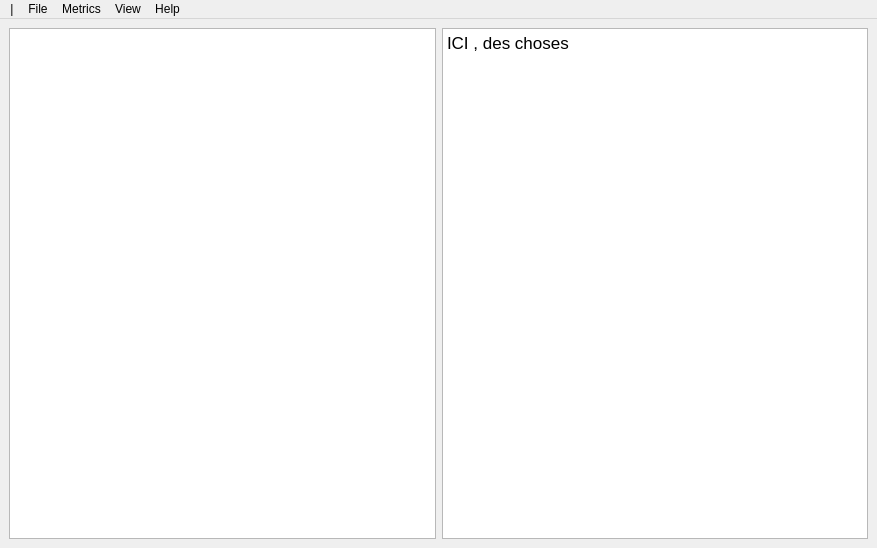
Old version of the form app/mainwindow.ui in the repository ntnmrndn/termproject.
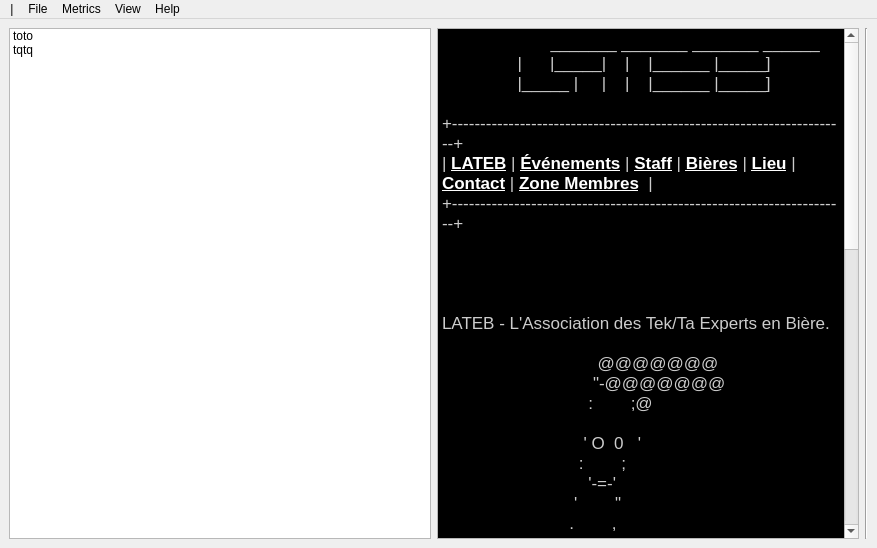
New version of the form. Icons and pictures are not drawn.

Commit message:
Ajout du systeme de liste correcte plus ajout d'un code de remplissage d'exemple
Manque a integrer ca avec la partie de nanbei, et gerer les retours.

What changed in the file:
```diff
--- a/app/mainwindow.ui
+++ b/app/mainwindow.ui
@@ -24,16 +24,81 @@
     <item>
      <layout class="QHBoxLayout" name="horizontalLayout_2">
       <item>
-       <widget class="QListView" name="liste"/>
+       <widget class="QListWidget" name="listWidget">
+        <item>
+         <property name="text">
+          <string>toto</string>
+         </property>
+        </item>
+        <item>
+         <property name="text">
+          <string>tqtq</string>
+         </property>
+        </item>
+       </widget>
       </item>
       <item>
        <widget class="QTextBrowser" name="textBrowser">
         <property name="html">
          <string>&lt;!DOCTYPE HTML PUBLIC &quot;-//W3C//DTD HTML 4.0//EN&quot; &quot;http://www.w3.org/TR/REC-html40/strict.dtd&quot;&gt;
-&lt;html&gt;&lt;head&gt;&lt;meta name=&quot;qrichtext&quot; content=&quot;1&quot; /&gt;&lt;style type=&quot;text/css&quot;&gt;
+&lt;html&gt;&lt;head&gt;&lt;meta name=&quot;qrichtext&quot; content=&quot;1&quot; /&gt;&lt;title&gt;LATEB&lt;/title&gt;&lt;style type=&quot;text/css&quot;&gt;
 p, li { white-space: pre-wrap; }
-&lt;/style&gt;&lt;/head&gt;&lt;body style=&quot; font-family:'Lucida Grande'; font-size:13pt; font-weight:400; font-style:normal;&quot;&gt;
-&lt;p style=&quot; margin-top:0px; margin-bottom:0px; margin-left:0px; margin-right:0px; -qt-block-indent:0; text-indent:0px;&quot;&gt;ICI , des choses&lt;/p&gt;&lt;/body&gt;&lt;/html&gt;</string>
+&lt;/style&gt;&lt;/head&gt;&lt;body style=&quot; font-family:'Lucida Grande'; font-size:13pt; font-weight:400; font-style:normal;&quot; bgcolor=&quot;#000000&quot;&gt;
+&lt;p style=&quot; margin-top:12px; margin-bottom:0px; margin-left:0px; margin-right:0px; -qt-block-indent:0; text-indent:0px;&quot;&gt;&lt;span style=&quot; font-family:'Courier New,courier'; color:#cccccc;&quot;&gt;                       _______ _______ _______ ______&lt;/span&gt;&lt;/p&gt;
+&lt;p style=&quot; margin-top:0px; margin-bottom:0px; margin-left:0px; margin-right:0px; -qt-block-indent:0; text-indent:0px;&quot;&gt;&lt;span style=&quot; font-family:'Courier New,courier'; color:#cccccc;&quot;&gt;                |      |_____|    |    |______ |_____]&lt;/span&gt;&lt;/p&gt;
+&lt;p style=&quot; margin-top:0px; margin-bottom:0px; margin-left:0px; margin-right:0px; -qt-block-indent:0; text-indent:0px;&quot;&gt;&lt;span style=&quot; font-family:'Courier New,courier'; color:#cccccc;&quot;&gt;                |_____ |     |    |    |______ |_____]&lt;/span&gt;&lt;/p&gt;
+&lt;p style=&quot; margin-top:0px; margin-bottom:0px; margin-left:0px; margin-right:0px; -qt-block-indent:0; text-indent:0px;&quot;&gt;&lt;span style=&quot; font-family:'Courier New,courier'; color:#cccccc;&quot;&gt;               &lt;/span&gt;&lt;/p&gt;
+&lt;p style=&quot; margin-top:0px; margin-bottom:0px; margin-left:0px; margin-right:0px; -qt-block-indent:0; text-indent:0px;&quot;&gt;&lt;span style=&quot; font-family:'Courier New,courier'; color:#cccccc;&quot;&gt;+----------------------------------------------------------------------+&lt;/span&gt;&lt;/p&gt;
+&lt;p style=&quot; margin-top:0px; margin-bottom:0px; margin-left:0px; margin-right:0px; -qt-block-indent:0; text-indent:0px;&quot;&gt;&lt;span style=&quot; font-family:'Courier New,courier'; color:#cccccc;&quot;&gt;| &lt;/span&gt;&lt;a href=&quot;?lateb&quot;&gt;&lt;span style=&quot; font-family:'Courier New,courier'; font-weight:600; text-decoration: underline; color:#ffffff; background-color:#000000;&quot;&gt;LATEB&lt;/span&gt;&lt;/a&gt;&lt;span style=&quot; font-family:'Courier New,courier'; color:#cccccc;&quot;&gt; | &lt;/span&gt;&lt;a href=&quot;bite/?events&quot;&gt;&lt;span style=&quot; font-family:'Courier New,courier'; font-weight:600; text-decoration: underline; color:#ffffff; background-color:#000000;&quot;&gt;Événements&lt;/span&gt;&lt;/a&gt;&lt;span style=&quot; font-family:'Courier New,courier'; color:#cccccc;&quot;&gt; | &lt;/span&gt;&lt;a href=&quot;?staff&quot;&gt;&lt;span style=&quot; font-family:'Courier New,courier'; font-weight:600; text-decoration: underline; color:#ffffff; background-color:#000000;&quot;&gt;Staff&lt;/span&gt;&lt;/a&gt;&lt;span style=&quot; font-family:'Courier New,courier'; color:#cccccc;&quot;&gt; | &lt;/span&gt;&lt;a href=&quot;bite/?beers&quot;&gt;&lt;span style=&quot; font-family:'Courier New,courier'; font-weight:600; text-decoration: underline; color:#ffffff; background-color:#000000;&quot;&gt;Bières&lt;/span&gt;&lt;/a&gt;&lt;span style=&quot; font-family:'Courier New,courier'; color:#cccccc;&quot;&gt; | &lt;/span&gt;&lt;a href=&quot;?acces&quot;&gt;&lt;span style=&quot; font-family:'Courier New,courier'; font-weight:600; text-decoration: underline; color:#ffffff; background-color:#000000;&quot;&gt;Lieu&lt;/span&gt;&lt;/a&gt;&lt;span style=&quot; font-family:'Courier New,courier'; color:#cccccc;&quot;&gt; | &lt;/span&gt;&lt;a href=&quot;?contact&quot;&gt;&lt;span style=&quot; font-family:'Courier New,courier'; font-weight:600; text-decoration: underline; color:#ffffff; background-color:#000000;&quot;&gt;Contact&lt;/span&gt;&lt;/a&gt;&lt;span style=&quot; font-family:'Courier New,courier'; color:#cccccc;&quot;&gt; | &lt;/span&gt;&lt;a href=&quot;bite&quot;&gt;&lt;span style=&quot; font-family:'Courier New,courier'; font-weight:600; text-decoration: underline; color:#ffffff; background-color:#000000;&quot;&gt;Zone Membres&lt;/span&gt;&lt;/a&gt;&lt;span style=&quot; font-family:'Courier New,courier'; color:#cccccc;&quot;&gt;  |&lt;/span&gt;&lt;/p&gt;
+&lt;p style=&quot; margin-top:0px; margin-bottom:0px; margin-left:0px; margin-right:0px; -qt-block-indent:0; text-indent:0px;&quot;&gt;&lt;span style=&quot; font-family:'Courier New,courier'; color:#cccccc;&quot;&gt;+----------------------------------------------------------------------+&lt;/span&gt;&lt;/p&gt;
+&lt;p style=&quot;-qt-paragraph-type:empty; margin-top:0px; margin-bottom:0px; margin-left:0px; margin-right:0px; -qt-block-indent:0; text-indent:0px; font-family:'Courier New,courier'; color:#cccccc;&quot;&gt;&lt;br /&gt;&lt;/p&gt;
+&lt;p style=&quot; margin-top:0px; margin-bottom:0px; margin-left:0px; margin-right:0px; -qt-block-indent:0; text-indent:0px;&quot;&gt;&lt;a href=&quot;http://public.db0.fr/Epitech/Lateb/affiche_soiree_rec_film_starwars_180512.png&quot;&gt;&lt;img src=&quot;http://public.db0.fr/Epitech/Lateb/banniere_soiree_rec_film_starwars_180512.png&quot; /&gt;&lt;/a&gt;&lt;/p&gt;
+&lt;p style=&quot;-qt-paragraph-type:empty; margin-top:0px; margin-bottom:0px; margin-left:0px; margin-right:0px; -qt-block-indent:0; text-indent:0px; font-family:'Courier New,courier'; font-weight:600; text-decoration: underline; color:#ffffff;&quot;&gt;&lt;br /&gt;&lt;/p&gt;
+&lt;p style=&quot;-qt-paragraph-type:empty; margin-top:0px; margin-bottom:0px; margin-left:0px; margin-right:0px; -qt-block-indent:0; text-indent:0px; font-family:'Courier New,courier'; font-weight:600; text-decoration: underline; color:#ffffff;&quot;&gt;&lt;br /&gt;&lt;/p&gt;
+&lt;p style=&quot; margin-top:0px; margin-bottom:0px; margin-left:0px; margin-right:0px; -qt-block-indent:0; text-indent:0px;&quot;&gt;&lt;span style=&quot; font-family:'Courier New,courier'; color:#cccccc;&quot;&gt;LATEB - L'Association des Tek/Ta Experts en Bière.&lt;/span&gt;&lt;/p&gt;
+&lt;p style=&quot;-qt-paragraph-type:empty; margin-top:0px; margin-bottom:0px; margin-left:0px; margin-right:0px; -qt-block-indent:0; text-indent:0px; font-family:'Courier New,courier'; color:#cccccc;&quot;&gt;&lt;br /&gt;&lt;/p&gt;
+&lt;p style=&quot; margin-top:0px; margin-bottom:0px; margin-left:0px; margin-right:0px; -qt-block-indent:0; text-indent:0px;&quot;&gt;&lt;span style=&quot; font-family:'Courier New,courier'; color:#cccccc;&quot;&gt;                                 @@@@@@@&lt;/span&gt;&lt;/p&gt;
+&lt;p style=&quot; margin-top:0px; margin-bottom:0px; margin-left:0px; margin-right:0px; -qt-block-indent:0; text-indent:0px;&quot;&gt;&lt;span style=&quot; font-family:'Courier New,courier'; color:#cccccc;&quot;&gt;                                &amp;quot;-@@@@@@@&lt;/span&gt;&lt;/p&gt;
+&lt;p style=&quot; margin-top:0px; margin-bottom:0px; margin-left:0px; margin-right:0px; -qt-block-indent:0; text-indent:0px;&quot;&gt;&lt;span style=&quot; font-family:'Courier New,courier'; color:#cccccc;&quot;&gt;                               :        ;@&lt;/span&gt;&lt;/p&gt;
+&lt;p style=&quot; margin-top:0px; margin-bottom:0px; margin-left:0px; margin-right:0px; -qt-block-indent:0; text-indent:0px;&quot;&gt;&lt;span style=&quot; font-family:'Courier New,courier'; color:#cccccc;&quot;&gt;                               &lt;/span&gt;&lt;/p&gt;
+&lt;p style=&quot; margin-top:0px; margin-bottom:0px; margin-left:0px; margin-right:0px; -qt-block-indent:0; text-indent:0px;&quot;&gt;&lt;span style=&quot; font-family:'Courier New,courier'; color:#cccccc;&quot;&gt;                              ' O  0   '&lt;/span&gt;&lt;/p&gt;
+&lt;p style=&quot; margin-top:0px; margin-bottom:0px; margin-left:0px; margin-right:0px; -qt-block-indent:0; text-indent:0px;&quot;&gt;&lt;span style=&quot; font-family:'Courier New,courier'; color:#cccccc;&quot;&gt;                             :        ;&lt;/span&gt;&lt;/p&gt;
+&lt;p style=&quot; margin-top:0px; margin-bottom:0px; margin-left:0px; margin-right:0px; -qt-block-indent:0; text-indent:0px;&quot;&gt;&lt;span style=&quot; font-family:'Courier New,courier'; color:#cccccc;&quot;&gt;                               '-=-'    &lt;/span&gt;&lt;/p&gt;
+&lt;p style=&quot; margin-top:0px; margin-bottom:0px; margin-left:0px; margin-right:0px; -qt-block-indent:0; text-indent:0px;&quot;&gt;&lt;span style=&quot; font-family:'Courier New,courier'; color:#cccccc;&quot;&gt;                            '        &amp;quot;&lt;/span&gt;&lt;/p&gt;
+&lt;p style=&quot; margin-top:0px; margin-bottom:0px; margin-left:0px; margin-right:0px; -qt-block-indent:0; text-indent:0px;&quot;&gt;&lt;span style=&quot; font-family:'Courier New,courier'; color:#cccccc;&quot;&gt;                           .        ,&lt;/span&gt;&lt;/p&gt;
+&lt;p style=&quot; margin-top:0px; margin-bottom:0px; margin-left:0px; margin-right:0px; -qt-block-indent:0; text-indent:0px;&quot;&gt;&lt;span style=&quot; font-family:'Courier New,courier'; color:#cccccc;&quot;&gt;      &lt;/span&gt;&lt;/p&gt;
+&lt;p style=&quot; margin-top:0px; margin-bottom:0px; margin-left:0px; margin-right:0px; -qt-block-indent:0; text-indent:0px;&quot;&gt;&lt;span style=&quot; font-family:'Courier New,courier'; color:#cccccc;&quot;&gt;                         _ '        &amp;quot;&lt;/span&gt;&lt;/p&gt;
+&lt;p style=&quot; margin-top:0px; margin-bottom:0px; margin-left:0px; margin-right:0px; -qt-block-indent:0; text-indent:0px;&quot;&gt;&lt;span style=&quot; font-family:'Courier New,courier'; color:#cccccc;&quot;&gt;                        |/__        '&lt;/span&gt;&lt;/p&gt;
+&lt;p style=&quot; margin-top:0px; margin-bottom:0px; margin-left:0px; margin-right:0px; -qt-block-indent:0; text-indent:0px;&quot;&gt;&lt;span style=&quot; font-family:'Courier New,courier'; color:#cccccc;&quot;&gt;                       / .--       ,&lt;/span&gt;&lt;/p&gt;
+&lt;p style=&quot; margin-top:0px; margin-bottom:0px; margin-left:0px; margin-right:0px; -qt-block-indent:0; text-indent:0px;&quot;&gt;&lt;span style=&quot; font-family:'Courier New,courier'; color:#cccccc;&quot;&gt;                       || |  &lt;/span&gt;&lt;/p&gt;
+&lt;p style=&quot; margin-top:0px; margin-bottom:0px; margin-left:0px; margin-right:0px; -qt-block-indent:0; text-indent:0px;&quot;&gt;&lt;span style=&quot; font-family:'Courier New,courier'; color:#cccccc;&quot;&gt;                        * '        &amp;quot;&lt;/span&gt;&lt;/p&gt;
+&lt;p style=&quot; margin-top:0px; margin-bottom:0px; margin-left:0px; margin-right:0px; -qt-block-indent:0; text-indent:0px;&quot;&gt;&lt;span style=&quot; font-family:'Courier New,courier'; color:#cccccc;&quot;&gt;                          '        '             &lt;/span&gt;&lt;/p&gt;
+&lt;p style=&quot; margin-top:0px; margin-bottom:0px; margin-left:0px; margin-right:0px; -qt-block-indent:0; text-indent:0px;&quot;&gt;&lt;span style=&quot; font-family:'Courier New,courier'; color:#cccccc;&quot;&gt;                          :        ;&lt;/span&gt;&lt;/p&gt;
+&lt;p style=&quot; margin-top:0px; margin-bottom:0px; margin-left:0px; margin-right:0px; -qt-block-indent:0; text-indent:0px;&quot;&gt;&lt;span style=&quot; font-family:'Courier New,courier'; color:#cccccc;&quot;&gt;                          '        ;&lt;/span&gt;&lt;/p&gt;
+&lt;p style=&quot; margin-top:0px; margin-bottom:0px; margin-left:0px; margin-right:0px; -qt-block-indent:0; text-indent:0px;&quot;&gt;&lt;span style=&quot; font-family:'Courier New,courier'; color:#cccccc;&quot;&gt;                     @@@@@@@@    _-----_&lt;/span&gt;&lt;/p&gt;
+&lt;p style=&quot; margin-top:0px; margin-bottom:0px; margin-left:0px; margin-right:0px; -qt-block-indent:0; text-indent:0px;&quot;&gt;&lt;span style=&quot; font-family:'Courier New,courier'; color:#cccccc;&quot;&gt;                    |`@@@@@@'|  |`-----'|&lt;/span&gt;&lt;/p&gt;
+&lt;p style=&quot; margin-top:0px; margin-bottom:0px; margin-left:0px; margin-right:0px; -qt-block-indent:0; text-indent:0px;&quot;&gt;&lt;span style=&quot; font-family:'Courier New,courier'; color:#cccccc;&quot;&gt;                  ,'=  .   . |  |      ::.&lt;/span&gt;&lt;/p&gt;
+&lt;p style=&quot; margin-top:0px; margin-bottom:0px; margin-left:0px; margin-right:0px; -qt-block-indent:0; text-indent:0px;&quot;&gt;&lt;span style=&quot; font-family:'Courier New,courier'; color:#cccccc;&quot;&gt;                  ||| . .  . |  |       ||&lt;/span&gt;&lt;/p&gt;
+&lt;p style=&quot; margin-top:0px; margin-bottom:0px; margin-left:0px; margin-right:0px; -qt-block-indent:0; text-indent:0px;&quot;&gt;&lt;span style=&quot; font-family:'Courier New,courier'; color:#cccccc;&quot;&gt;                  `.=     .  |  |      ;:'&lt;/span&gt;&lt;/p&gt;
+&lt;p style=&quot; margin-top:0px; margin-bottom:0px; margin-left:0px; margin-right:0px; -qt-block-indent:0; text-indent:0px;&quot;&gt;&lt;span style=&quot; font-family:'Courier New,courier'; color:#cccccc;&quot;&gt;                    |  .  .  |--| @@@@@ |&lt;/span&gt;&lt;/p&gt;
+&lt;p style=&quot; margin-top:0px; margin-bottom:0px; margin-left:0px; margin-right:0px; -qt-block-indent:0; text-indent:0px;&quot;&gt;&lt;span style=&quot; font-family:'Courier New,courier'; color:#cccccc;&quot;&gt;                     '-____-'    '-----'&lt;/span&gt;&lt;/p&gt;
+&lt;p style=&quot;-qt-paragraph-type:empty; margin-top:0px; margin-bottom:0px; margin-left:0px; margin-right:0px; -qt-block-indent:0; text-indent:0px; font-family:'Courier New,courier'; color:#cccccc;&quot;&gt;&lt;br /&gt;&lt;/p&gt;
+&lt;p style=&quot; margin-top:0px; margin-bottom:0px; margin-left:0px; margin-right:0px; -qt-block-indent:0; text-indent:0px;&quot;&gt;&lt;span style=&quot; font-family:'Courier New,courier'; color:#cccccc;&quot;&gt;LATEB est une association déstinée aux étudiants du groupe IONIS.&lt;/span&gt;&lt;/p&gt;
+&lt;p style=&quot; margin-top:0px; margin-bottom:0px; margin-left:0px; margin-right:0px; -qt-block-indent:0; text-indent:0px;&quot;&gt;&lt;span style=&quot; font-family:'Courier New,courier'; color:#cccccc;&quot;&gt;Nous organisons régulièrement des soirées dégustation de biere, repas,&lt;/span&gt;&lt;/p&gt;
+&lt;p style=&quot; margin-top:0px; margin-bottom:0px; margin-left:0px; margin-right:0px; -qt-block-indent:0; text-indent:0px;&quot;&gt;&lt;span style=&quot; font-family:'Courier New,courier'; color:#cccccc;&quot;&gt;concert et autres. &lt;/span&gt;&lt;/p&gt;
+&lt;p style=&quot; margin-top:0px; margin-bottom:0px; margin-left:0px; margin-right:0px; -qt-block-indent:0; text-indent:0px;&quot;&gt;&lt;span style=&quot; font-family:'Courier New,courier'; color:#cccccc;&quot;&gt;Nous pouvons également offrir des services de préstation lors&lt;/span&gt;&lt;/p&gt;
+&lt;p style=&quot; margin-top:0px; margin-bottom:0px; margin-left:0px; margin-right:0px; -qt-block-indent:0; text-indent:0px;&quot;&gt;&lt;span style=&quot; font-family:'Courier New,courier'; color:#cccccc;&quot;&gt;d'événements organisés par d'autres associations ou des particuliers. &lt;/span&gt;&lt;/p&gt;
+&lt;p style=&quot; margin-top:0px; margin-bottom:0px; margin-left:0px; margin-right:0px; -qt-block-indent:0; text-indent:0px;&quot;&gt;&lt;span style=&quot; font-family:'Courier New,courier'; color:#cccccc;&quot;&gt;Pour toute information sur ces services, n'hésitez pas à nous contacter.&lt;/span&gt;&lt;/p&gt;
+&lt;p style=&quot; margin-top:0px; margin-bottom:0px; margin-left:0px; margin-right:0px; -qt-block-indent:0; text-indent:0px;&quot;&gt;&lt;span style=&quot; font-family:'Courier New,courier'; color:#cccccc;&quot;&gt;+----------------------------------------------------------------------+&lt;/span&gt;&lt;/p&gt;
+&lt;p style=&quot; margin-top:0px; margin-bottom:0px; margin-left:0px; margin-right:0px; -qt-block-indent:0; text-indent:0px;&quot;&gt;&lt;span style=&quot; font-family:'Courier New,courier'; color:#cccccc;&quot;&gt;| (|€~ - Martine la méduse ascii                                       |&lt;/span&gt;&lt;/p&gt;
+&lt;p style=&quot; margin-top:0px; margin-bottom:12px; margin-left:0px; margin-right:0px; -qt-block-indent:0; text-indent:0px;&quot;&gt;&lt;span style=&quot; font-family:'Courier New,courier'; color:#cccccc;&quot;&gt;+----------------------------------------------------------------------+&lt;/span&gt;&lt;/p&gt;&lt;/body&gt;&lt;/html&gt;</string>
+        </property>
+       </widget>
+      </item>
+      <item>
+       <widget class="Line" name="line">
+        <property name="orientation">
+         <enum>Qt::Vertical</enum>
         </property>
        </widget>
       </item>
```
Left out of the diff: 2 changed lines with no effect on the pictures. The commit also changes 1 other file.
